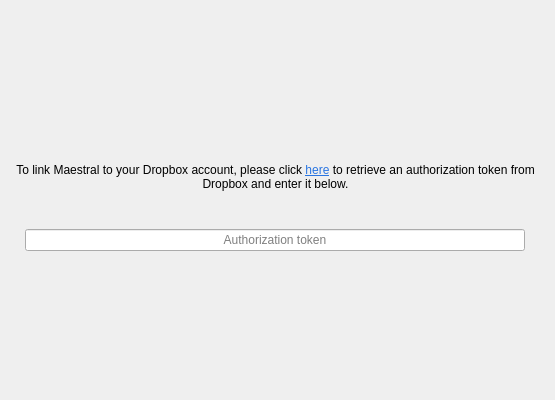
The window that maestral/gui/resources/setup_dialog.ui (samschott/maestral) describes before a commit, drawn with Qt 5.
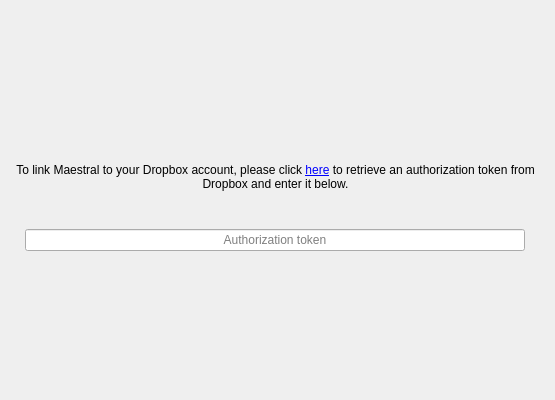
The same window after the commit. The open tabs and pages were chosen to show the change. Icons and pictures are not drawn. Custom widgets are drawn as their Qt base class.

Commit message:
remove hard-coded link colors
Qt 5.14 now handles link colors correctly

```diff
--- a/maestral/gui/resources/setup_dialog.ui
+++ b/maestral/gui/resources/setup_dialog.ui
@@ -195,7 +195,7 @@
        <item row="3" column="0">
         <widget class="QLabel" name="labelAuthLink">
          <property name="text">
-          <string>&lt;html&gt;&lt;head/&gt;&lt;body&gt;&lt;p align=&quot;center&quot;&gt;To link Maestral to your Dropbox account, please click &lt;a href=&quot;{0}&quot;&gt;&lt;span style=&quot; text-decoration: underline; color:#2874e1;&quot;&gt;here&lt;/span&gt;&lt;/a&gt; to retrieve an authorization token from Dropbox and enter it below.&lt;/p&gt;&lt;/body&gt;&lt;/html&gt;</string>
+          <string>&lt;html&gt;&lt;head/&gt;&lt;body&gt;&lt;p align=&quot;center&quot;&gt;To link Maestral to your Dropbox account, please click &lt;a href=&quot;{0}&quot;&gt;here&lt;/a&gt; to retrieve an authorization token from Dropbox and enter it below.&lt;/p&gt;&lt;/body&gt;&lt;/html&gt;</string>
          </property>
          <property name="alignment">
           <set>Qt::AlignCenter</set>
```
The commit also changes 2 other files.
